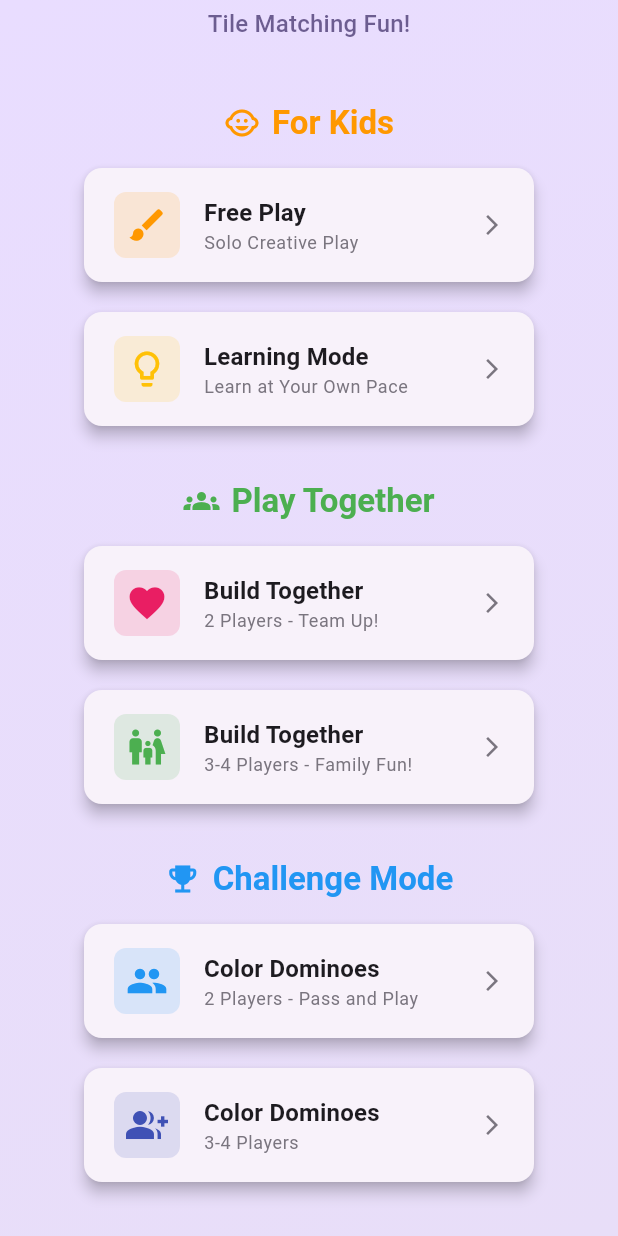
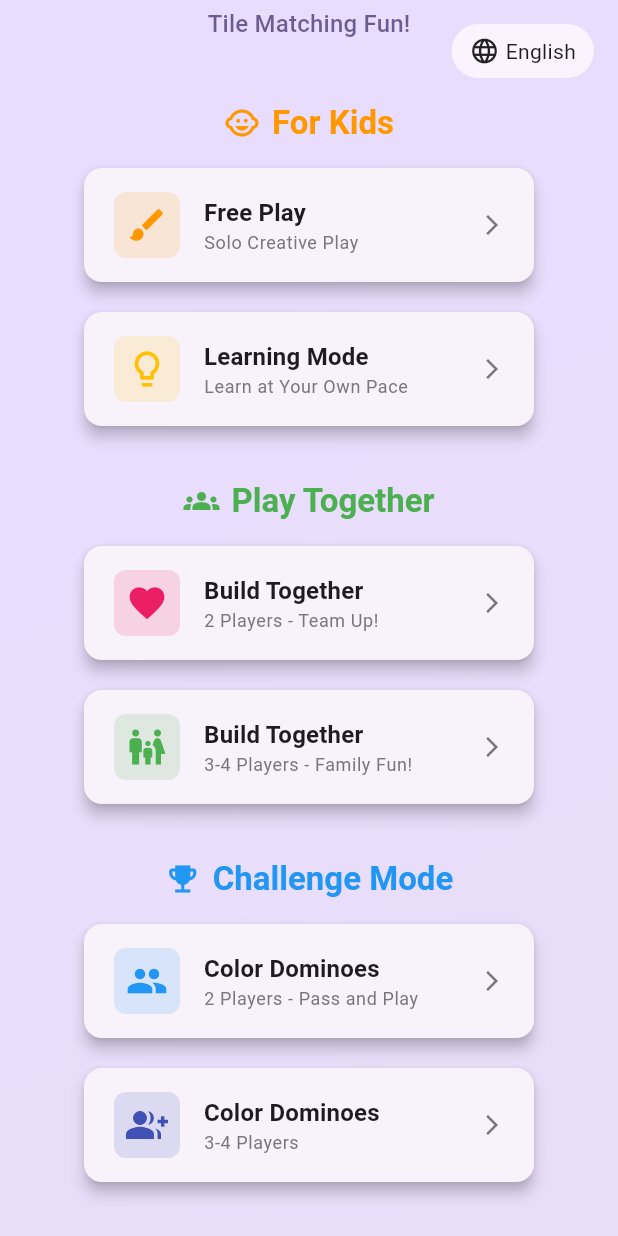
Before and after one commit to Balinti/carpet_game, a Flutter app: the screen it shows after launch, scrolled down 172 dp, on a phone screen of 412 x 824 dp. Run offline on Flutter 3.47's test engine with Material 3 defaults, Android fonts, the phone set to English and light mode, and no system bars.

Commit message:
Add multi-language support (English, Spanish, Hebrew)
Localization:
- Create AppLocalizations class with all UI strings
- Add LocaleProvider for language state management
- Support English (default), Spanish, and Hebrew
- Handle RTL layout for Hebrew with Directionality widget

Features:
- Language selector button on home screen
- All UI text is now localized (titles, buttons, rules, messages)
- Proper RTL support for Hebrew including text alignment

Technical:
- Add flutter_localizations dependency
- Create l10n directory with localization infrastructure
- Update MaterialApp with locale support
- Use InheritedWidget for locale provider scope

```diff
--- /dev/null
+++ b/lib/l10n/l10n.dart
@@ -0,0 +1,3 @@
+// Barrel file for localization
+export 'app_localizations.dart';
+export 'locale_provider.dart';
--- /dev/null
+++ b/lib/l10n/locale_provider.dart
@@ -0,0 +1,19 @@
+import 'package:flutter/material.dart';
+import 'app_localizations.dart';
+
+/// Provider for managing the current locale/language.
+class LocaleProvider extends ChangeNotifier {
+  AppLanguage _language = AppLanguage.english;
+
+  AppLanguage get language => _language;
+  Locale get locale => _language.locale;
+  TextDirection get textDirection => _language.textDirection;
+  bool get isRtl => _language.isRtl;
+
+  void setLanguage(AppLanguage language) {
+    if (_language != language) {
+      _language = language;
+      notifyListeners();
+    }
+  }
+}
--- a/lib/main.dart
+++ b/lib/main.dart
@@ -1,16 +1,43 @@
 import 'package:flutter/material.dart';
+import 'package:flutter_localizations/flutter_localizations.dart';
+import 'l10n/l10n.dart';
 import 'screens/home_screen.dart';
 
 void main() {
   runApp(const CarpetGameApp());
 }
 
-class CarpetGameApp extends StatelessWidget {
+class CarpetGameApp extends StatefulWidget {
   const CarpetGameApp({super.key});
 
   @override
+  State<CarpetGameApp> createState() => _CarpetGameAppState();
+}
+
+class _CarpetGameAppState extends State<CarpetGameApp> {
+  final LocaleProvider _localeProvider = LocaleProvider();
+
+  @override
+  void initState() {
+    super.initState();
+    _localeProvider.addListener(_onLocaleChanged);
+  }
+
+  @override
+  void dispose() {
+    _localeProvider.removeListener(_onLocaleChanged);
+    super.dispose();
+  }
+
+  void _onLocaleChanged() {
+    setState(() {});
+  }
+
+  @override
   Widget build(BuildContext context) {
-    return MaterialApp(
+    return LocaleProviderScope(
+      provider: _localeProvider,
+      child: MaterialApp(
         title: 'Carpet Game',
         debugShowCheckedModeBanner: false,
         theme: ThemeData(
@@ -28,7 +55,43 @@ class CarpetGameApp extends StatelessWidget {
           useMaterial3: true,
         ),
         themeMode: ThemeMode.system,
+        locale: _localeProvider.locale,
+        supportedLocales: AppLanguage.values.map((l) => l.locale),
+        localizationsDelegates: [
+          AppLocalizationsDelegate(_localeProvider.language),
+          GlobalMaterialLocalizations.delegate,
+          GlobalWidgetsLocalizations.delegate,
+          GlobalCupertinoLocalizations.delegate,
+        ],
+        builder: (context, child) {
+          return Directionality(
+            textDirection: _localeProvider.textDirection,
+            child: child!,
+          );
+        },
         home: const HomeScreen(),
+      ),
     );
   }
 }
+
+/// InheritedWidget to provide LocaleProvider to descendants.
+class LocaleProviderScope extends InheritedWidget {
+  final LocaleProvider provider;
+
+  const LocaleProviderScope({
+    super.key,
+    required this.provider,
+    required super.child,
+  });
+
+  static LocaleProvider of(BuildContext context) {
+    final scope = context.dependOnInheritedWidgetOfExactType<LocaleProviderScope>();
+    return scope!.provider;
+  }
+
+  @override
+  bool updateShouldNotify(LocaleProviderScope oldWidget) {
+    return provider.language != oldWidget.provider.language;
+  }
+}
--- a/lib/screens/home_screen.dart
+++ b/lib/screens/home_screen.dart
@@ -1,4 +1,6 @@
 import 'package:flutter/material.dart';
+import '../l10n/l10n.dart';
+import '../main.dart';
 import '../models/game_mode.dart';
 import 'game_screen.dart';
 
@@ -8,6 +10,8 @@ class HomeScreen extends StatelessWidget {
 
   @override
   Widget build(BuildContext context) {
+    final l10n = AppLocalizations.of(context);
+
     return Scaffold(
       body: Container(
         decoration: BoxDecoration(
@@ -21,7 +25,16 @@ class HomeScreen extends StatelessWidget {
           ),
         ),
         child: SafeArea(
-          child: SingleChildScrollView(
+          child: Stack(
+            children: [
+              // Language selector button
+              Positioned(
+                top: 8,
+                right: 8,
+                child: _LanguageButton(),
+              ),
+              // Main content
+              SingleChildScrollView(
                 child: Center(
                   child: Padding(
                     padding: const EdgeInsets.symmetric(vertical: 32),
@@ -36,7 +49,7 @@ class HomeScreen extends StatelessWidget {
                         ),
                         const SizedBox(height: 16),
                         Text(
-                      'Carpet Game',
+                          l10n.appTitle,
                           style: Theme.of(context).textTheme.headlineLarge?.copyWith(
                                 fontWeight: FontWeight.bold,
                                 color: Theme.of(context).colorScheme.onPrimaryContainer,
@@ -44,7 +57,7 @@ class HomeScreen extends StatelessWidget {
                         ),
                         const SizedBox(height: 8),
                         Text(
-                      'Tile Matching Fun!',
+                          l10n.appSubtitle,
                           style: Theme.of(context).textTheme.titleMedium?.copyWith(
                                 color: Theme.of(context)
                                     .colorScheme
@@ -56,22 +69,22 @@ class HomeScreen extends StatelessWidget {
 
                         // Kid-friendly modes section
                         _SectionHeader(
-                      title: 'For Kids',
+                          title: l10n.forKids,
                           icon: Icons.child_care,
                           color: Colors.orange,
                         ),
                         const SizedBox(height: 12),
                         _GameModeCard(
-                      mode: GameMode.freePlay,
-                      subtitle: 'Solo Creative Play',
+                          title: l10n.freePlay,
+                          subtitle: l10n.soloCreativePlay,
                           icon: Icons.brush,
                           iconColor: Colors.orange,
                           onTap: () => _startGame(context, GameMode.freePlay, 1),
                         ),
                         const SizedBox(height: 12),
                         _GameModeCard(
-                      mode: GameMode.guidedLearning,
-                      subtitle: 'Learn at Your Own Pace',
+                          title: l10n.learningMode,
+                          subtitle: l10n.learnAtYourPace,
                           icon: Icons.lightbulb_outline,
                           iconColor: Colors.amber,
                           onTap: () => _startGame(context, GameMode.guidedLearning, 1),
@@ -81,22 +94,22 @@ class HomeScreen extends StatelessWidget {
 
                         // Cooperative modes section
                         _SectionHeader(
-                      title: 'Play Together',
+                          title: l10n.playTogether,
                           icon: Icons.groups,
                           color: Colors.green,
                         ),
                         const SizedBox(height: 12),
                         _GameModeCard(
-                      mode: GameMode.cooperative,
-                      subtitle: '2 Players - Team Up!',
+                          title: l10n.buildTogether,
+                          subtitle: l10n.twoPlayersTeamUp,
                           icon: Icons.favorite,
                           iconColor: Colors.pink,
                           onTap: () => _startGame(context, GameMode.cooperative, 2),
                         ),
                         const SizedBox(height: 12),
                         _GameModeCard(
-                      mode: GameMode.cooperative,
-                      subtitle: '3-4 Players - Family Fun!',
+                          title: l10n.buildTogether,
+                          subtitle: l10n.familyFun,
                           icon: Icons.family_restroom,
                           iconColor: Colors.green,
                           onTap: () => _showPlayerCountDialog(context, GameMode.cooperative),
@@ -106,22 +119,22 @@ class HomeScreen extends StatelessWidget {
 
                         // Competitive modes section
                         _SectionHeader(
-                      title: 'Challenge Mode',
+                          title: l10n.challengeMode,
                           icon: Icons.emoji_events,
                           color: Colors.blue,
                         ),
                         const SizedBox(height: 12),
                         _GameModeCard(
-                      mode: GameMode.colorDominoes,
-                      subtitle: '2 Players - Pass and Play',
+                          title: l10n.colorDominoes,
+                          subtitle: l10n.twoPlayersPassPlay,
                           icon: Icons.people,
                           iconColor: Colors.blue,
                           onTap: () => _startGame(context, GameMode.colorDominoes, 2),
                         ),
                         const SizedBox(height: 12),
                         _GameModeCard(
-                      mode: GameMode.colorDominoes,
-                      subtitle: '3-4 Players',
+                          title: l10n.colorDominoes,
+                          subtitle: l10n.threeFourPlayers,
                           icon: Icons.group_add,
                           iconColor: Colors.indigo,
                           onTap: () => _showPlayerCountDialog(context, GameMode.colorDominoes),
@@ -130,6 +143,8 @@ class HomeScreen extends StatelessWidget {
                     ),
                   ),
                 ),
+              ),
+            ],
           ),
         ),
       ),
@@ -149,26 +164,28 @@ class HomeScreen extends StatelessWidget {
   }
 
   void _showPlayerCountDialog(BuildContext context, GameMode mode) {
+    final l10n = AppLocalizations.of(context);
+
     showDialog(
       context: context,
-      builder: (context) => AlertDialog(
-        title: const Text('How many players?'),
+      builder: (dialogContext) => AlertDialog(
+        title: Text(l10n.howManyPlayers),
         content: Column(
           mainAxisSize: MainAxisSize.min,
           children: [
             ListTile(
               leading: const CircleAvatar(child: Text('3')),
-              title: const Text('3 Players'),
+              title: Text(l10n.threePlayers),
               onTap: () {
-                Navigator.pop(context);
+                Navigator.pop(dialogContext);
                 _startGame(context, mode, 3);
               },
             ),
             ListTile(
               leading: const CircleAvatar(child: Text('4')),
-              title: const Text('4 Players'),
+              title: Text(l10n.fourPlayers),
               onTap: () {
-                Navigator.pop(context);
+                Navigator.pop(dialogContext);
                 _startGame(context, mode, 4);
               },
             ),
@@ -176,11 +193,65 @@ class HomeScreen extends StatelessWidget {
         ),
         actions: [
           TextButton(
-            onPressed: () => Navigator.pop(context),
-            child: const Text('Cancel'),
+            onPressed: () => Navigator.pop(dialogContext),
+            child: Text(l10n.cancel),
           ),
         ],
       ),
+    );
+  }
+}
+
+class _LanguageButton extends StatelessWidget {
+  @override
+  Widget build(BuildContext context) {
+    final localeProvider = LocaleProviderScope.of(context);
+    final l10n = AppLocalizations.of(context);
+
+    return PopupMenuButton<AppLanguage>(
+      icon: Container(
+        padding: const EdgeInsets.symmetric(horizontal: 12, vertical: 8),
+        decoration: BoxDecoration(
+          color: Theme.of(context).colorScheme.surface.withOpacity(0.9),
+          borderRadius: BorderRadius.circular(20),
+        ),
+        child: Row(
+          mainAxisSize: MainAxisSize.min,
+          children: [
+            const Icon(Icons.language, size: 20),
+            const SizedBox(width: 4),
+            Text(
+              localeProvider.language.displayName,
+              style: Theme.of(context).textTheme.bodyMedium,
+            ),
+          ],
+        ),
+      ),
+      tooltip: l10n.selectLanguage,
+      onSelected: (language) {
+        localeProvider.setLanguage(language);
+      },
+      itemBuilder: (context) => AppLanguage.values.map((language) {
+        final isSelected = language == localeProvider.language;
+        return PopupMenuItem<AppLanguage>(
+          value: language,
+          child: Row(
+            children: [
+              if (isSelected)
+                const Icon(Icons.check, size: 20)
+              else
+                const SizedBox(width: 20),
+              const SizedBox(width: 8),
+              Text(
+                language.displayName,
+                style: TextStyle(
+                  fontWeight: isSelected ? FontWeight.bold : FontWeight.normal,
+                ),
+              ),
+            ],
+          ),
+        );
+      }).toList(),
     );
   }
 }
@@ -216,14 +287,14 @@ class _SectionHeader extends StatelessWidget {
 }
 
 class _GameModeCard extends StatelessWidget {
-  final GameMode mode;
+  final String title;
   final String subtitle;
   final IconData icon;
   final Color iconColor;
   final VoidCallback onTap;
 
   const _GameModeCard({
-    required this.mode,
+    required this.title,
     required this.subtitle,
     required this.icon,
     required this.iconColor,
@@ -260,7 +331,7 @@ class _GameModeCard extends StatelessWidget {
                   crossAxisAlignment: CrossAxisAlignment.start,
                   children: [
                     Text(
-                      mode.displayName,
+                      title,
                       style: Theme.of(context).textTheme.titleMedium?.copyWith(
                             fontWeight: FontWeight.bold,
                           ),
--- a/pubspec.yaml
+++ b/pubspec.yaml
@@ -29,6 +29,8 @@ environment:
 # versions available, run `flutter pub outdated`.
 dependencies:
   flutter:
+    sdk: flutter
+  flutter_localizations:
     sdk: flutter
 
   # The following adds the Cupertino Icons font to your application.
```
Also changed, not shown: lib/l10n/app_localizations.dart (added, +179 -0 lines), lib/screens/game_screen.dart (+83 -65 lines), lib/widgets/player_hand.dart (+6 -3 lines). Lines whose indentation alone changed are shown as unchanged.
